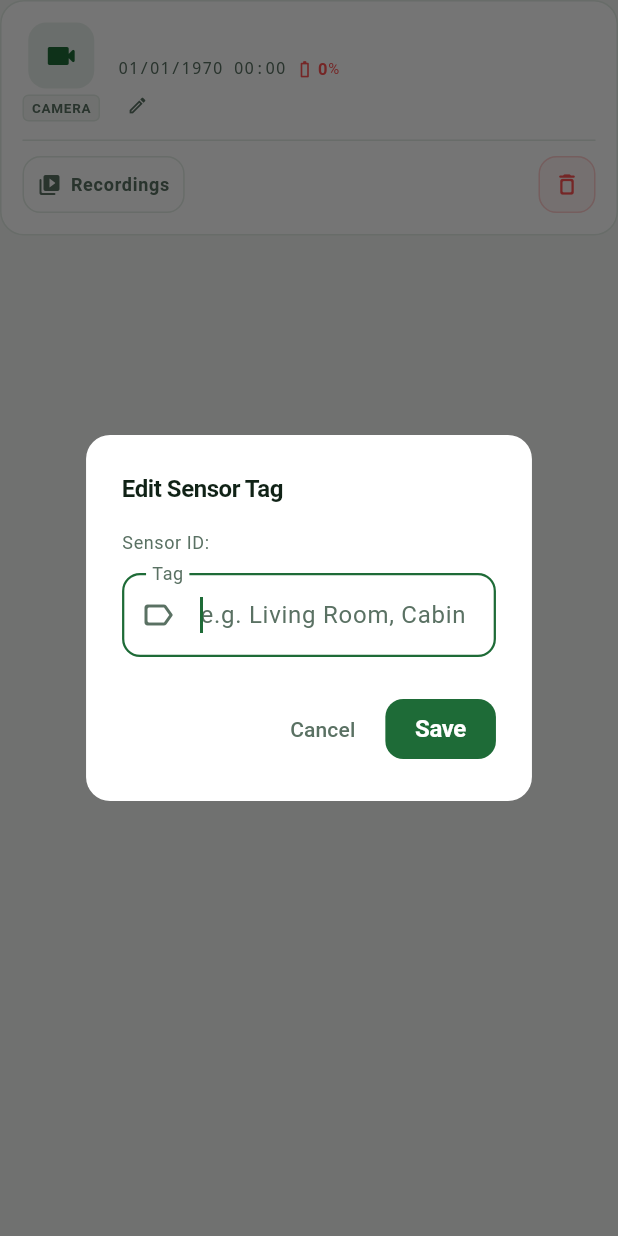
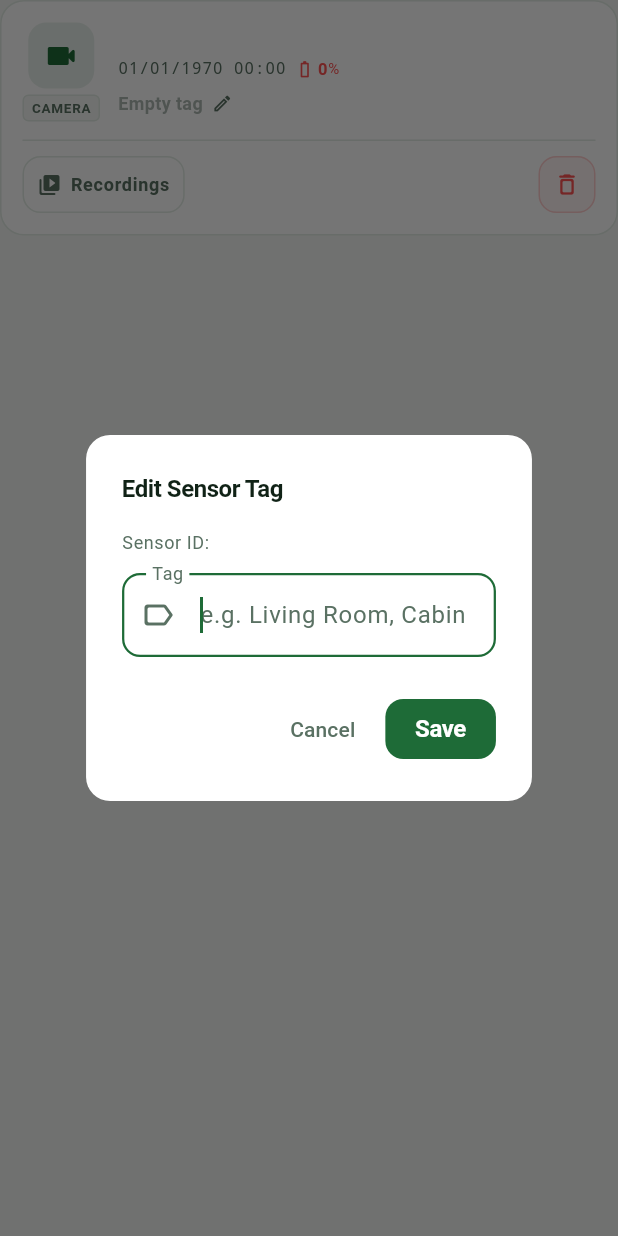
Before and after one commit to dabredo/campersit-app, a Flutter app: the SensorCard widget shown alone on an empty page, opened directly with empty values, after a tap on the "edit" icon, on a phone screen of 412 x 824 dp. Run offline on Flutter 3.47's test engine with Material 3 defaults, Android fonts, the phone set to English and light mode, and no system bars; our stand-ins replace cloud_firestore, cloud_functions, firebase_auth, firebase_core, firebase_messaging, flutter_riverpod and 1 more; missing offline and left inert: dart:html; accounts and stored records are empty; generated files the repository leaves out were written again.

Commit message:
refactor(ui): simplify SensorTagText by removing redundant style lookups

```diff
--- /dev/null
+++ b/lib/widgets/common/sensor_tag_text.dart
@@ -0,0 +1,28 @@
+import 'package:flutter/material.dart';
+
+import '../../theme/app_theme.dart';
+
+class SensorTagText extends StatelessWidget {
+  const SensorTagText({super.key, required this.tag});
+
+  final String? tag;
+
+  @override
+  Widget build(BuildContext context) {
+    final currentTag = tag;
+    final hasTag = currentTag != null && currentTag.isNotEmpty;
+
+    return Text(
+      hasTag ? currentTag : 'Empty tag',
+      style: TextStyle(
+        fontSize: 12,
+        fontWeight: FontWeight.w600,
+        color: hasTag
+            ? AppColors.primaryAccent
+            : AppColors.textSecondary.withValues(alpha: 0.5),
+      ),
+      maxLines: 1,
+      overflow: TextOverflow.ellipsis,
+    );
+  }
+}
--- a/lib/widgets/sensor/sensor_card.dart
+++ b/lib/widgets/sensor/sensor_card.dart
@@ -15,6 +15,7 @@ import '../common/alerts_list.dart';
 import '../common/app_delete_button.dart';
 import '../common/app_device_id_text.dart';
 import '../common/app_device_type_badge.dart';
+import '../common/sensor_tag_text.dart';
 import '../common/app_state_chip.dart';
 import 'sensor_card/sensor_dialogs.dart';
 import 'sensor_card/sensor_footer.dart';
@@ -84,7 +85,6 @@ class SensorCard extends ConsumerWidget {
   @override
   Widget build(BuildContext context, WidgetRef ref) {
     final sensorIcon = resolveSensorIcon(sensor.type);
-    final displayName = sensor.displayName;
     final stateColor = _resolveStateColor(sensor.state);
     final hasActiveAlerts = sensor.alerts.values.any(AlertsList.isAlertActive);
     final isTriggered = sensor.state == SensorState.triggered;
@@ -158,17 +158,7 @@ class SensorCard extends ConsumerWidget {
                     Row(
                       children: [
                         Flexible(
-                          child: Text(
-                            displayName,
-                            style: Theme.of(context).textTheme.titleSmall
-                                ?.copyWith(
-                                  fontWeight: FontWeight.w700,
-                                  color: AppColors.textPrimary,
-                                  fontSize: 14,
-                                ),
-                            maxLines: 1,
-                            overflow: TextOverflow.ellipsis,
-                          ),
+                          child: SensorTagText(tag: sensor.tag),
                         ),
                         const SizedBox(width: 4),
                         EditSensorTagButton(
```
Also changed, not shown: lib/screens/motion_config_screen.dart (+3 -12 lines), 3 other files.
